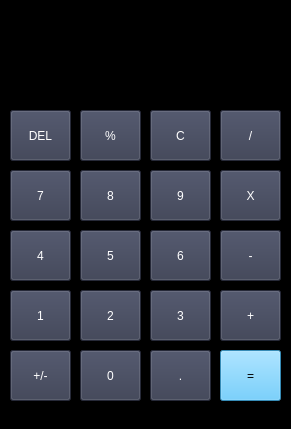
Qt form calculadora.ui (EduarCuri/calculadora_python_PyQt5) before a commit.
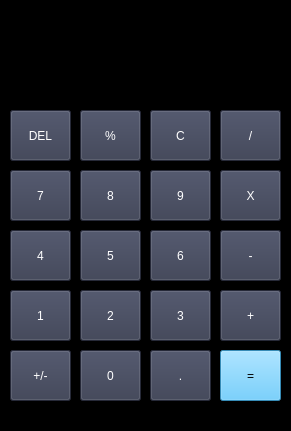
The same form after that commit.

Commit message: calculadora semi terminada

```diff
--- a/calculadora.ui
+++ b/calculadora.ui
@@ -7,7 +7,7 @@
     <x>0</x>
     <y>0</y>
     <width>291</width>
-    <height>429</height>
+    <height>431</height>
    </rect>
   </property>
   <property name="windowTitle">
@@ -681,17 +681,14 @@
     <property name="geometry">
      <rect>
       <x>10</x>
-      <y>20</y>
-      <width>261</width>
-      <height>71</height>
+      <y>30</y>
+      <width>271</width>
+      <height>51</height>
      </rect>
     </property>
     <property name="font">
      <font>
-      <family>Segoe UI Variable Small</family>
-      <pointsize>15</pointsize>
-      <weight>75</weight>
-      <bold>true</bold>
+      <pointsize>20</pointsize>
      </font>
     </property>
     <property name="styleSheet">
```
Left out of the diff: 36 changed lines with no effect on the pictures. The commit also changes 2 other files.
